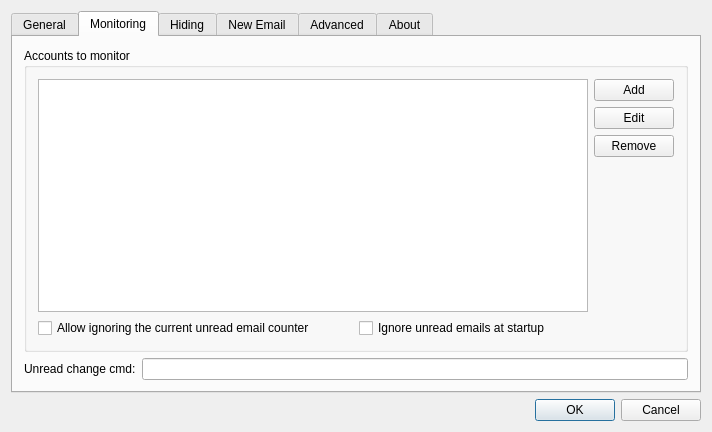
This is src/dialogsettings.ui in gyunaev/birdtray as Qt 5 draws it before an edit. The edited form follows.
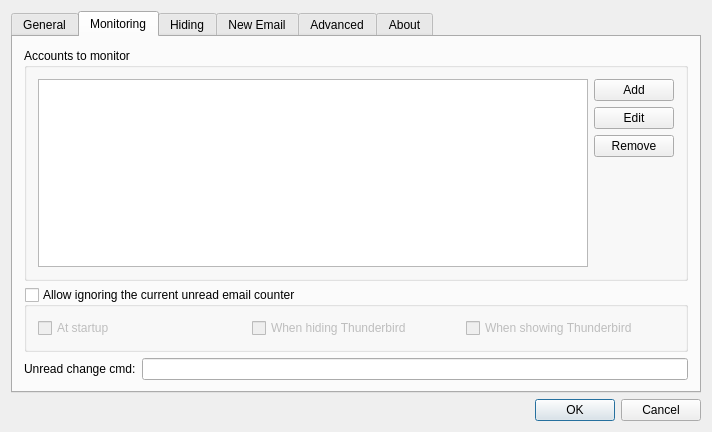
This is the edited form. The open tabs and pages were chosen to show the change. Icons and pictures are not drawn. Custom widgets are drawn as their Qt base class.

Commit message:
Add option to ignore unread emails on showing Thunderbird
Also move all ignored emails related settings into one tab.
The number of ignored emails is no longer reset to 0 if an email
is marked as read.

```diff
--- a/src/dialogsettings.ui
+++ b/src/dialogsettings.ui
@@ -349,29 +349,47 @@
             </item>
            </layout>
           </item>
+         </layout>
+        </widget>
+       </item>
           <item>
-           <layout class="QHBoxLayout" name="horizontalLayout_12">
-            <item>
-             <widget class="QCheckBox" name="boxAllowSuppression">
+        <widget class="QGroupBox" name="boxAllowSuppression">
               <property name="toolTip">
-               <string>&lt;html&gt;&lt;head/&gt;&lt;body&gt;&lt;p&gt;If enabled, this option adds the &amp;quot;Ignore currently unread emails&amp;quot; action to the context menu. This action allows you to ignore the emails which are currently unread. Birdtray would then pretend there are no unread emails left, and would only show new emails over the ignored count.&lt;/p&gt;&lt;p&gt;&lt;br/&gt;For example, if there were 10 unread emails, and you clicked on &amp;quot;Ignore&amp;quot; action, Birdtray will show no unread email indicator as long as unread email count remains at 10. Once new email is received and you have 11 total unread emails, Birdtray will show the new email count as 1.&lt;/p&gt;&lt;p&gt;&lt;br/&gt;If the unread email count goes below the &amp;quot;ignored&amp;quot; amount, the ignore resets to zero.&lt;/p&gt;&lt;/body&gt;&lt;/html&gt;</string>
-              </property>
-              <property name="text">
+          <string>&lt;html&gt;&lt;head/&gt;&lt;body&gt;&lt;p&gt;If enabled, this option adds the &amp;quot;Ignore currently unread emails&amp;quot; action to the context menu. This action allows you to ignore the emails which are currently unread. Birdtray would then pretend there are no unread emails left, and would only show new emails over the ignored count.&lt;/p&gt;&lt;p&gt;&lt;br/&gt;For example, if there were 10 unread emails, and you clicked on &amp;quot;Ignore&amp;quot; action, Birdtray will show no unread email indicator as long as unread email count remains at 10. Once new email is received and you have 11 total unread emails, Birdtray will show the new email count as 1.&lt;/p&gt;&lt;/body&gt;&lt;/html&gt;</string>
+         </property>
+         <property name="title">
                <string>Allow ignoring the current unread email counter</string>
               </property>
-             </widget>
-            </item>
+         <property name="checkable">
+          <bool>true</bool>
+         </property>
+         <property name="checked">
+          <bool>false</bool>
+         </property>
+         <layout class="QHBoxLayout" name="horizontalLayout_12">
             <item>
-             <widget class="QCheckBox" name="ignoreStartupMailCountBox">
+           <widget class="QCheckBox" name="ignoreMailCountOnStartupBox">
               <property name="toolTip">
                <string>Ignore all unread email that are present when Birdtray starts. Only new emails will be taken into account by the unread counter.</string>
               </property>
               <property name="text">
-               <string>Ignore unread emails at startup</string>
+             <string>At startup</string>
               </property>
              </widget>
             </item>
-           </layout>
+          <item>
+           <widget class="QCheckBox" name="ignoreMailCountOnHideBox">
+            <property name="text">
+             <string>When hiding Thunderbird</string>
+            </property>
+           </widget>
+          </item>
+          <item>
+           <widget class="QCheckBox" name="ignoreMailCountOnShowBox">
+            <property name="text">
+             <string>When showing Thunderbird</string>
+            </property>
+           </widget>
           </item>
          </layout>
         </widget>
@@ -558,16 +576,6 @@
             </item>
            </layout>
           </item>
-          <item>
-           <widget class="QCheckBox" name="boxIgnoreEmailsOnMinimize">
-            <property name="enabled">
-             <bool>false</bool>
-            </property>
-            <property name="text">
-             <string>When clicking on Birdtray icon to hide Thunderbird, reset the icon by ignoring all currently unread emails</string>
-            </property>
-           </widget>
-          </item>
          </layout>
         </widget>
        </item>
```
Left out of the diff: 26 changed lines with no effect on the pictures. Lines whose indentation alone changed are shown as unchanged. The commit also changes 19 other files.
